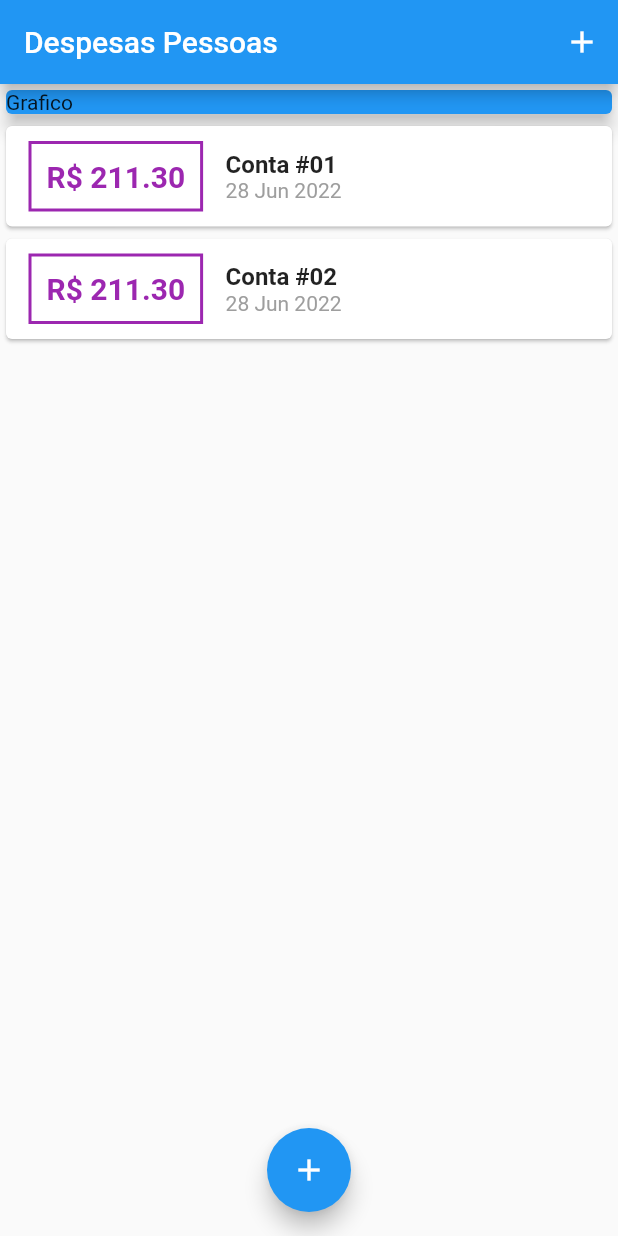
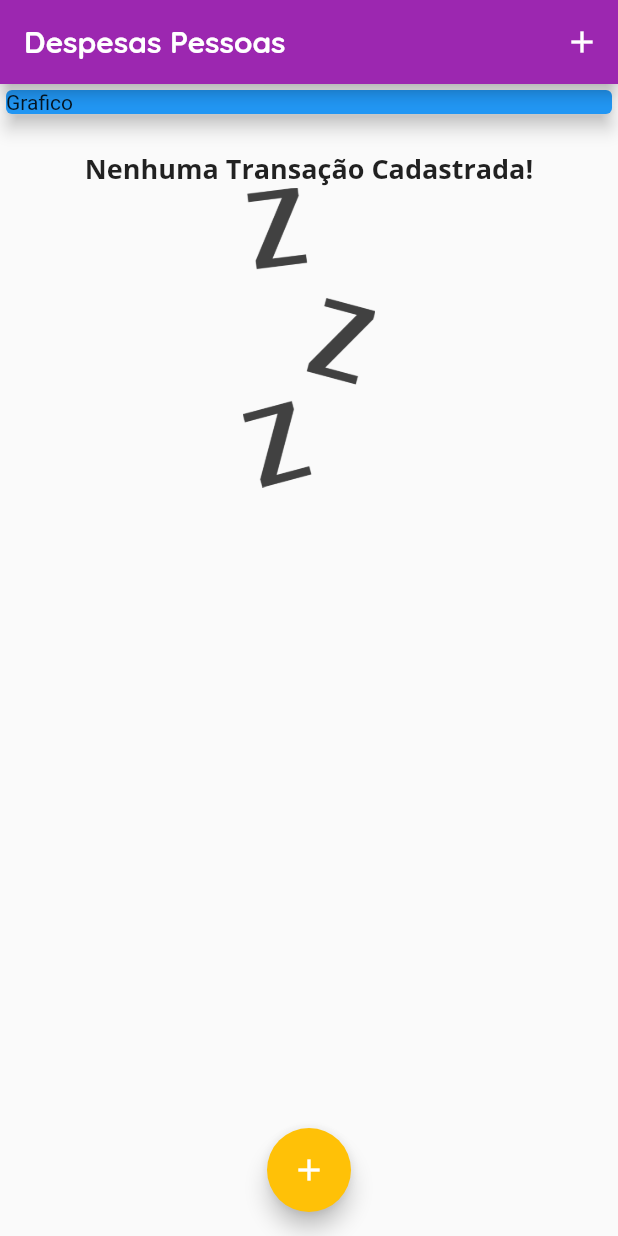
Before and after one commit to AiramCruZ/curso_flutter_cod3r, a Flutter app: the screen it shows after launch, on a phone screen of 412 x 824 dp. Run offline on Flutter 3.47's test engine with Material 2 defaults, Android fonts, the phone set to English and light mode, and no system bars; missing offline and left inert: dart:ffi.

Commit message:
adicionando assests(fonts, imagens) e adicionando imagem quando lista estiver vazia.

```diff
--- a/projeto_despesas_pessoais/lib/components/transaction_list.dart
+++ b/projeto_despesas_pessoais/lib/components/transaction_list.dart
@@ -10,9 +10,31 @@ class TransactionsList extends StatelessWidget {
 
   @override
   Widget build(BuildContext context) {
-    return Container(
+    return SizedBox(
       height: 400,
-      child: ListView.builder(
+      child: transactions.isEmpty
+          ? Padding(
+              padding: const EdgeInsets.symmetric(
+                vertical: 20,
+                horizontal: 0,
+              ),
+              child: Column(
+                children: [
+                  Text(
+                    "Nenhuma Transação Cadastrada!",
+                    style: Theme.of(context).textTheme.headline6,
+                  ),
+                  SizedBox(
+                    height: 200,
+                    child: Image.asset(
+                      'assets/images/waiting.png',
+                      fit: BoxFit.cover,
+                    ),
+                  ),
+                ],
+              ),
+            )
+          : ListView.builder(
               itemCount: transactions.length,
               itemBuilder: (ctx, index) {
                 final tr = transactions[index];
@@ -24,15 +46,18 @@ class TransactionsList extends StatelessWidget {
                         vertical: 10,
                       ),
                       decoration: BoxDecoration(
-                  border: Border.all(color: Colors.purple, width: 2),
+                        border: Border.all(
+                          color: Theme.of(context).colorScheme.primary,
+                          width: 2,
+                        ),
                       ),
                       padding: const EdgeInsets.all(10),
                       child: Text(
                         'R\$ ${tr.value.toStringAsFixed(2)}',
-                  style: const TextStyle(
+                        style: TextStyle(
                           fontWeight: FontWeight.bold,
                           fontSize: 20,
-                    color: Colors.purple,
+                          color: Theme.of(context).colorScheme.primary,
                         ),
                       ),
                     ),
@@ -41,10 +66,11 @@ class TransactionsList extends StatelessWidget {
                       children: [
                         Text(
                           tr.title,
-                    style: const TextStyle(
-                      fontSize: 16,
-                      fontWeight: FontWeight.bold,
-                    ),
+                          style: Theme.of(context).textTheme.headline6,
+                          // style: const TextStyle(
+                          //   fontSize: 16,
+                          //   fontWeight: FontWeight.bold,
+                          // ),
                         ),
                         Text(
                           DateFormat('d MMM y').format(tr.date),
--- a/projeto_despesas_pessoais/lib/main.dart
+++ b/projeto_despesas_pessoais/lib/main.dart
@@ -13,8 +13,31 @@ class DespesasApp extends StatelessWidget {
 
   @override
   Widget build(BuildContext context) {
-    return const MaterialApp(
-      home: MyHomePage(),
+    final ThemeData theme = ThemeData();
+
+    return MaterialApp(
+      home: const MyHomePage(),
+      theme: theme.copyWith(
+        colorScheme: theme.colorScheme.copyWith(
+          primary: Colors.purple,
+          secondary: Colors.amber,
+        ),
+        textTheme: theme.textTheme.copyWith(
+          headline6: const TextStyle(
+            fontFamily: 'OpenSans',
+            fontSize: 18,
+            fontWeight: FontWeight.bold,
+            color: Colors.black87,
+          ),
+        ),
+        appBarTheme: const AppBarTheme(
+          titleTextStyle: TextStyle(
+            fontFamily: 'Quicksand',
+            fontSize: 20,
+            fontWeight: FontWeight.bold,
+          ),
+        ),
+      ),
     );
   }
 }
@@ -28,18 +51,18 @@ class MyHomePage extends StatefulWidget {
 
 class _MyHomePageState extends State<MyHomePage> {
   final List<Transaction> _transactions = [
-    Transaction(
-      id: Random().nextDouble().toString(),
-      title: 'Conta #01',
-      value: 211.30,
-      date: DateTime.now(),
-    ),
-    Transaction(
-      id: Random().nextDouble().toString(),
-      title: 'Conta #02',
-      value: 211.30,
-      date: DateTime.now(),
-    ),
+    // Transaction(
+    //   id: Random().nextDouble().toString(),
+    //   title: 'Conta #01',
+    //   value: 211.30,
+    //   date: DateTime.now(),
+    // ),
+    // Transaction(
+    //   id: Random().nextDouble().toString(),
+    //   title: 'Conta #02',
+    //   value: 211.30,
+    //   date: DateTime.now(),
+    // ),
   ];
 
   _addTransactions(String title, double value) {
--- a/projeto_despesas_pessoais/lib/model/Transaction.dart
+++ b/projeto_despesas_pessoais/lib/model/Transaction.dart
@@ -1,5 +1,3 @@
-import 'package:flutter/foundation.dart';
-
 class Transaction {
   final String id;
   final String title;
```
Also changed, not shown: projeto_despesas_pessoais/pubspec.yaml (+13 -3 lines), projeto_despesas_pessoais/assets/fonts/OpenSans-Bold.ttf (added), projeto_despesas_pessoais/assets/fonts/OpenSans-Regular.ttf (added), projeto_despesas_pessoais/assets/fonts/Quicksand-Bold.ttf (added), projeto_despesas_pessoais/assets/fonts/Quicksand-Light.ttf (added), projeto_despesas_pessoais/assets/fonts/Quicksand-Medium.ttf (added), projeto_despesas_pessoais/assets/fonts/Quicksand-Regular.ttf (added), projeto_despesas_pessoais/assets/images/waiting.png (added). Lines whose indentation alone changed are shown as unchanged.
